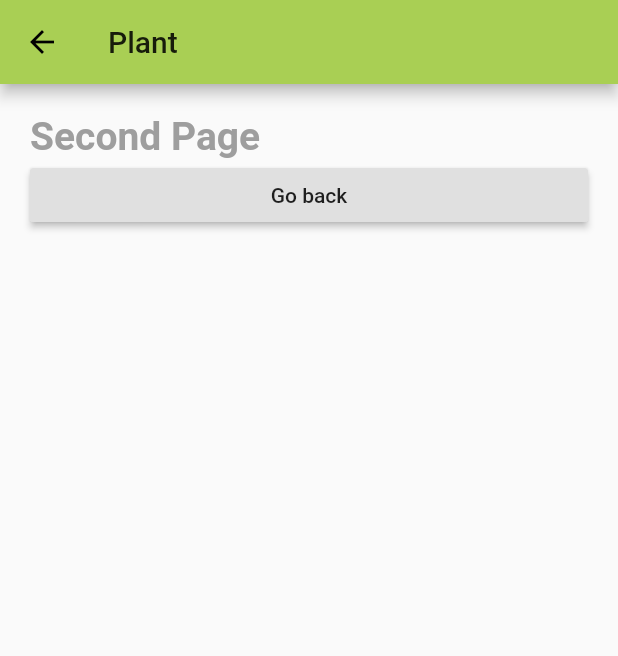
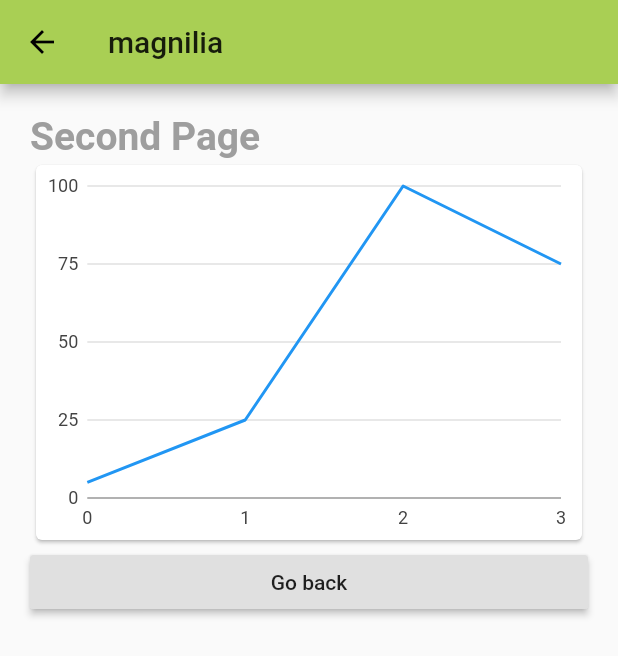
Before and after one commit to Freddessson/hungry_plants, a Flutter app: the screen it shows after launch, after a tap on "Magnolia - Outdoors 2", on a phone screen of 412 x 824 dp. Shown: the top 656 px of the screen. Run offline on Flutter 3.47's test engine with Material 2 defaults, Android fonts, the phone set to English and light mode, and no system bars; our stand-ins replace charts_flutter; Roboto replaces fonts that are missing (Helvetica).

Commit message:
add chart with fake sample data to plant page

```diff
--- a/lib/components/plantCard.dart
+++ b/lib/components/plantCard.dart
@@ -21,7 +21,7 @@ class PlantCard extends StatelessWidget {
     return new GestureDetector(
         onTap: () => Navigator.push(
           context,
-          MaterialPageRoute(builder: (context) => SinglePlant()),
+          MaterialPageRoute(builder: (context) => SinglePlant(breed:this.breed)),
         ),
         child: new Card(
           margin: EdgeInsets.only(top: 20.0),
--- a/lib/pages/home.dart
+++ b/lib/pages/home.dart
@@ -55,7 +55,7 @@ class _Home extends State<Home> {
             humidityLevel: 20,
             breed: "magnilia",
           ),
-          // plantCard("Orchid - Bedroom", 80, "orchidia"),
+          new PlantCard(title: "Orchid - Bedroom", humidityLevel: 80, breed: "orchidia"),
           // plantCard("Kaktus - Living room", 10, "kaktus"),
           // plantCard("Magnolia - Outdoors", 40, "magnilia"),
           // plantCard("Magnolia - Outdoors", 60, "magnilia"),
--- a/lib/pages/singlePlant.dart
+++ b/lib/pages/singlePlant.dart
@@ -1,17 +1,23 @@
 import 'package:flutter/material.dart';
+//import 'package:flutter_sparkline/flutter_sparkline.dart';
+import 'package:charts_flutter/flutter.dart' as charts;
+
 // import './card.dart';
 
 
 class SinglePlant extends StatefulWidget {
-  SinglePlant({Key key, this.title}) : super(key: key);
+  SinglePlant({Key key, this.title, this.breed}) : super(key: key);
 
   final String title;
+  final String breed;
 
   @override
-  _SinglePlant createState() => new _SinglePlant();
+  _SinglePlant createState() => new _SinglePlant(breed:this.breed);
 }
 
 class _SinglePlant extends State<SinglePlant> {
+  _SinglePlant({this.breed});
+  final String breed;
   @override
   Widget build(BuildContext context) {
     // This method is rerun every time setState is called, for instance as done
@@ -24,7 +30,7 @@ class _SinglePlant extends State<SinglePlant> {
       appBar: new AppBar(
         // Here we take the value from the MySinglePlantPage object that was created by
         // the App.build method, and use it to set our appbar title.
-        title: new Text("Plant"),
+        title: new Text(this.breed),
       ),
       body: new ListView(
         //crossAxisAlignment: CrossAxisAlignment.stretch,
@@ -40,6 +46,12 @@ class _SinglePlant extends State<SinglePlant> {
               fontFamily: "Helvetica",
             ),
           ),
+          new Card(
+            child: new Container(
+              child: new SimpleLineChart.withSampleData(),
+              height: 250
+            )
+          ),
           new RaisedButton(
             child: new Text("Go back"),
             onPressed: () => Navigator.pop(context),
@@ -49,3 +61,53 @@ class _SinglePlant extends State<SinglePlant> {
     );
   }
 }
+
+
+class SimpleLineChart extends StatelessWidget {
+  final List<charts.Series> seriesList;
+  final bool animate;
+
+  SimpleLineChart(this.seriesList, {this.animate});
+
+  /// Creates a [LineChart] with sample data and no transition.
+  factory SimpleLineChart.withSampleData() {
+    return new SimpleLineChart(
+      _createSampleData(),
+      // Disable animations for image tests.
+      animate: false,
+    );
+  }
+
+  @override
+  Widget build(BuildContext context) {
+    return new charts.LineChart(seriesList, animate: animate);
+  }
+
+  /// Create one series with sample hard coded data.
+  static List<charts.Series<LinearSales, int>> _createSampleData() {
+    final data = [
+      new LinearSales(0, 5),
+      new LinearSales(1, 25),
+      new LinearSales(2, 100),
+      new LinearSales(3, 75),
+    ];
+
+    return [
+      new charts.Series<LinearSales, int>(
+        id: 'Sales',
+        colorFn: (_, __) => charts.MaterialPalette.blue.shadeDefault,
+        domainFn: (LinearSales sales, _) => sales.year,
+        measureFn: (LinearSales sales, _) => sales.sales,
+        data: data,
+      )
+    ];
+  }
+}
+
+/// Sample linear data type.
+class LinearSales {
+  final int year;
+  final int sales;
+
+  LinearSales(this.year, this.sales);
+}
--- a/pubspec.yaml
+++ b/pubspec.yaml
@@ -4,8 +4,9 @@ description: A hungry flower project.
 dependencies:
   flutter:
     sdk: flutter
-  charts_flutter: ^0.4.0
+  charts_flutter: ^0.8.0
   http: ^0.11.3
+
 
   # The following adds the Cupertino Icons font to your application.
   # Use with the CupertinoIcons class for iOS style icons.
```
Also changed, not shown: pubspec.lock.
